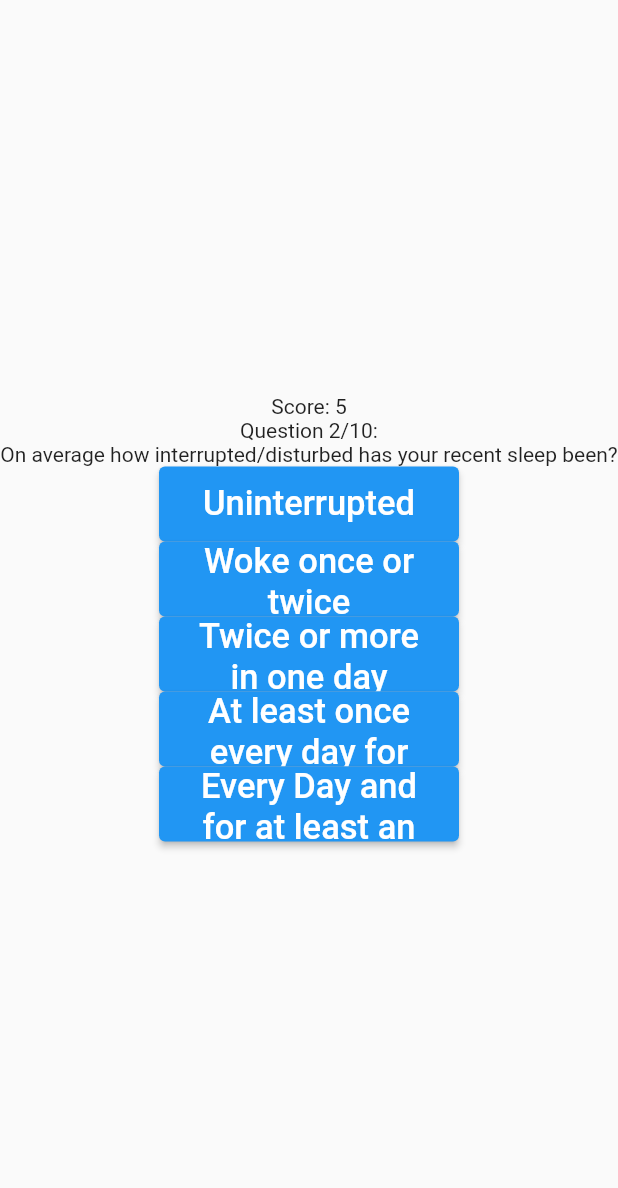
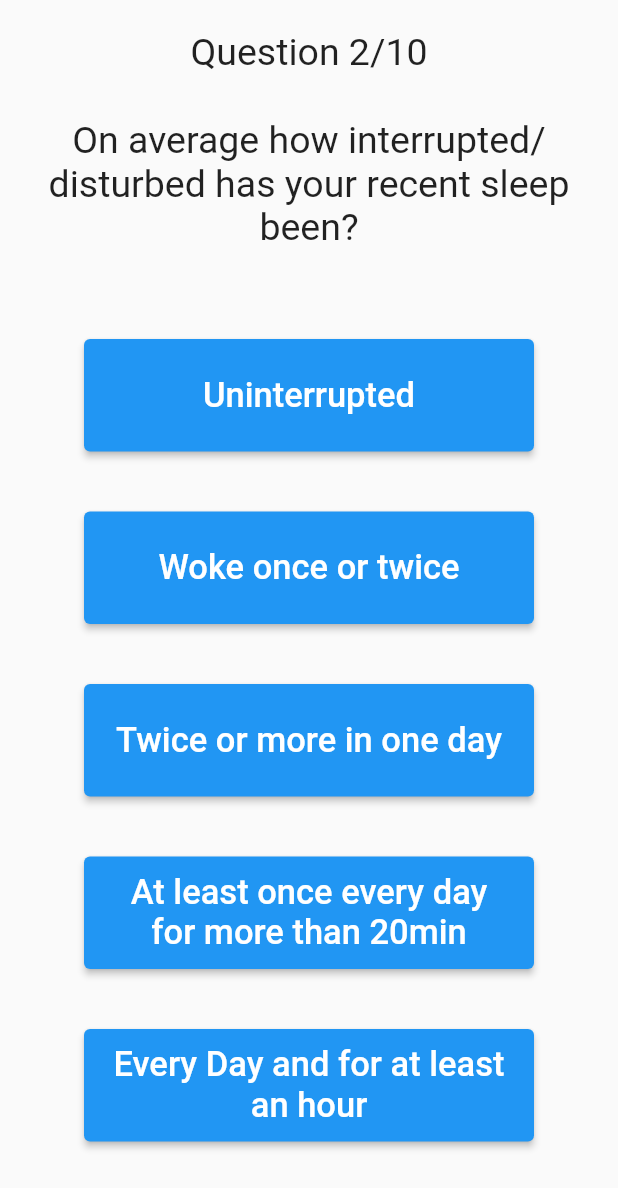
Before and after one commit to FalconLuma/-DECO38010--VillersBoysII, a Flutter app: the QuestionaireTestPage screen opened directly with empty values, after a tap on "0-2", on a phone screen of 412 x 824 dp. Shown: the top 1188 px of the screen. Run offline on Flutter 3.47's test engine with Material 2 defaults, Android fonts, the phone set to English and light mode, and no system bars.

Commit message:
Questionaire appearence update + swipe partial fix

```diff
--- a/villers_boys_ii/lib/questionaire_test.dart
+++ b/villers_boys_ii/lib/questionaire_test.dart
@@ -14,6 +14,12 @@ class _QuestionaireTestState extends State<QuestionaireTestPage> {
   int _counter = 0;
   int _score = 0;
   int _flag = 0;
+
+  Future<void> wait() async {
+    await Future.delayed(const Duration(seconds: 1));
+    return;
+  }
+
   //Create a list of the questions
   //--------------------------------------------------------
   List<int> prevScore = [
@@ -30,16 +36,16 @@ class _QuestionaireTestState extends State<QuestionaireTestPage> {
   ];
 
   List<String> qNum = const [
-    'Question 1/10:',
-    'Question 2/10:',
-    'Question 3/10:',
-    'Question 4/10:',
-    'Question 5/10:',
-    'Question 6/10:',
-    'Question 7/10:',
-    'Question 8/10:',
-    'Question 9/10:',
-    'Question 10/10:',
+    'Question 1/10',
+    'Question 2/10',
+    'Question 3/10',
+    'Question 4/10',
+    'Question 5/10',
+    'Question 6/10',
+    'Question 7/10',
+    'Question 8/10',
+    'Question 9/10',
+    'Question 10/10',
   ];
 
   List<String> questions = const [
@@ -204,8 +210,9 @@ class _QuestionaireTestState extends State<QuestionaireTestPage> {
       });
     }
     return GestureDetector(
-        onHorizontalDragUpdate: (details) {
-          if (details.delta.dx > 8) {
+        onHorizontalDragEnd: (DragEndDetails details) {
+          if (details.primaryVelocity != null &&
+              details.primaryVelocity! <= 0) {
             setState(() {
               if (_counter == 0) {
                 _counter = 0;
@@ -236,18 +243,30 @@ class _QuestionaireTestState extends State<QuestionaireTestPage> {
               // center the children vertically; the main axis here is the vertical
               // axis because Columns are vertical (the cross axis would be
               // horizontal).
-              mainAxisAlignment: MainAxisAlignment.center,
+              mainAxisAlignment: MainAxisAlignment.start,
               children: <Widget>[
-                Text(
-                  'Score: $_score',
+                // Text(
+                //   'Score: $_score',
+                // ),
+                Padding(
+                  padding: const EdgeInsets.all(20),
+                  child: Text(
+                    qNum[_counter],
+                    style: const TextStyle(fontSize: 25),
+                    textAlign: TextAlign.center,
                   ),
-                Text(
-                  qNum[_counter],
                 ),
-                Text(
+                Padding(
+                  padding: const EdgeInsets.only(top: 10, bottom: 40),
+                  child: Text(
                     questions[_counter],
+                    style: const TextStyle(fontSize: 25),
+                    textAlign: TextAlign.center,
                   ),
-                ElevatedButton(
+                ),
+                Padding(
+                    padding: const EdgeInsets.all(20),
+                    child: ElevatedButton(
                         onPressed: () {
                           setState(() {
                             prevScore[_counter] = _score;
@@ -263,14 +282,16 @@ class _QuestionaireTestState extends State<QuestionaireTestPage> {
                           });
                         },
                         style: ElevatedButton.styleFrom(
-                      fixedSize: const Size(200, 50),
+                          fixedSize: const Size(300, 75),
                         ),
                         child: Text(
                           firstAnswer[_counter],
                           style: const TextStyle(fontSize: 23),
                           textAlign: TextAlign.center,
-                    )),
-                ElevatedButton(
+                        ))),
+                Padding(
+                    padding: const EdgeInsets.all(20),
+                    child: ElevatedButton(
                         onPressed: () {
                           setState(() {
                             prevScore[_counter] = _score;
@@ -283,14 +304,16 @@ class _QuestionaireTestState extends State<QuestionaireTestPage> {
                           });
                         },
                         style: ElevatedButton.styleFrom(
-                      fixedSize: const Size(200, 50),
+                          fixedSize: const Size(300, 75),
                         ),
                         child: Text(
                           secondAnswer[_counter],
                           style: const TextStyle(fontSize: 23),
                           textAlign: TextAlign.center,
-                    )),
-                ElevatedButton(
+                        ))),
+                Padding(
+                    padding: const EdgeInsets.all(20),
+                    child: ElevatedButton(
                         onPressed: () {
                           setState(() {
                             prevScore[_counter] = _score;
@@ -303,14 +326,16 @@ class _QuestionaireTestState extends State<QuestionaireTestPage> {
                           });
                         },
                         style: ElevatedButton.styleFrom(
-                      fixedSize: const Size(200, 50),
+                          fixedSize: const Size(300, 75),
                         ),
                         child: Text(
                           thirdAnswer[_counter],
                           style: const TextStyle(fontSize: 23),
                           textAlign: TextAlign.center,
-                    )),
-                ElevatedButton(
+                        ))),
+                Padding(
+                    padding: const EdgeInsets.all(20),
+                    child: ElevatedButton(
                         onPressed: () {
                           setState(() {
                             prevScore[_counter] = _score;
@@ -323,14 +348,16 @@ class _QuestionaireTestState extends State<QuestionaireTestPage> {
                           });
                         },
                         style: ElevatedButton.styleFrom(
-                      fixedSize: const Size(200, 50),
+                          fixedSize: const Size(300, 75),
                         ),
                         child: Text(
                           FourthAnswer[_counter],
                           style: const TextStyle(fontSize: 23),
                           textAlign: TextAlign.center,
-                    )),
-                ElevatedButton(
+                        ))),
+                Padding(
+                    padding: const EdgeInsets.all(20),
+                    child: ElevatedButton(
                         onPressed: () {
                           setState(() {
                             prevScore[_counter] = _score;
@@ -343,13 +370,13 @@ class _QuestionaireTestState extends State<QuestionaireTestPage> {
                           });
                         },
                         style: ElevatedButton.styleFrom(
-                      fixedSize: const Size(200, 50),
+                          fixedSize: const Size(300, 75),
                         ),
                         child: Text(
                           fifthAnswer[_counter],
                           style: const TextStyle(fontSize: 23),
                           textAlign: TextAlign.center,
-                    )),
+                        ))),
               ],
             ),
           ), // This trailing comma makes auto-formatting nicer for build methods.
```
Lines whose indentation alone changed are shown as unchanged.
